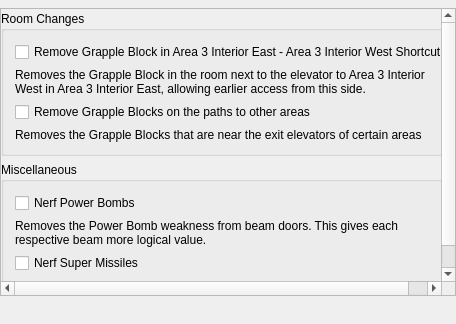
Old version of the form randovania/gui/ui_files/preset_msr_patches.ui in the repository randovania/randovania.
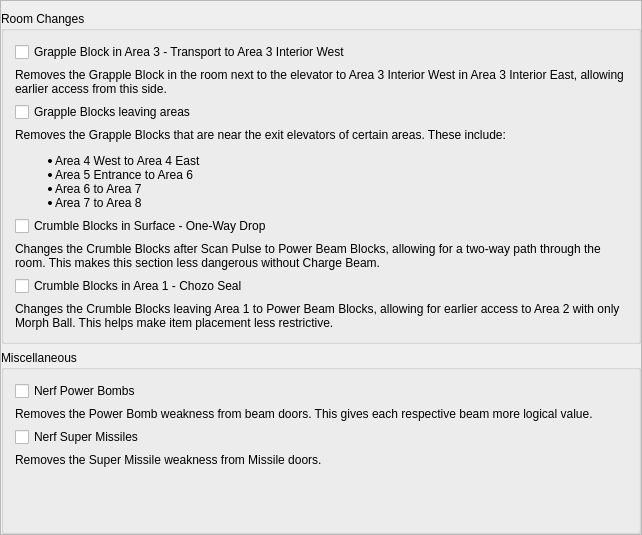
New version of the form.

Commit message: Update files to support crumble block patches

Diff of the .ui file:
```diff
--- a/randovania/gui/ui_files/preset_msr_patches.ui
+++ b/randovania/gui/ui_files/preset_msr_patches.ui
@@ -2,12 +2,15 @@
 <ui version="4.0">
  <class>PresetMSRPatches</class>
  <widget class="QMainWindow" name="PresetMSRPatches">
+  <property name="enabled">
+   <bool>true</bool>
+  </property>
   <property name="geometry">
    <rect>
     <x>0</x>
     <y>0</y>
-    <width>456</width>
-    <height>324</height>
+    <width>642</width>
+    <height>535</height>
    </rect>
   </property>
   <property name="windowTitle">
@@ -24,6 +27,9 @@
     <property name="spacing">
      <number>6</number>
     </property>
+    <property name="sizeConstraint">
+     <enum>QLayout::SetDefaultConstraint</enum>
+    </property>
     <property name="leftMargin">
      <number>0</number>
     </property>
@@ -36,22 +42,6 @@
     <property name="bottomMargin">
      <number>0</number>
     </property>
-    <item>
-     <spacer name="top_spacer">
-      <property name="orientation">
-       <enum>Qt::Vertical</enum>
-      </property>
-      <property name="sizeType">
-       <enum>QSizePolicy::Fixed</enum>
-      </property>
-      <property name="sizeHint" stdset="0">
-       <size>
-        <width>20</width>
-        <height>8</height>
-       </size>
-      </property>
-     </spacer>
-    </item>
     <item>
      <widget class="QScrollArea" name="scroll_area">
       <property name="minimumSize">
@@ -68,10 +58,16 @@
         <rect>
          <x>0</x>
          <y>0</y>
-         <width>440</width>
-         <height>278</height>
+         <width>640</width>
+         <height>533</height>
         </rect>
        </property>
+       <property name="minimumSize">
+        <size>
+         <width>0</width>
+         <height>469</height>
+        </size>
+       </property>
        <layout class="QVBoxLayout" name="scroll_layout">
         <property name="leftMargin">
          <number>0</number>
@@ -86,15 +82,31 @@
          <number>0</number>
         </property>
         <item>
-         <widget class="QGroupBox" name="unlock_group">
+         <spacer name="top_spacer">
+          <property name="orientation">
+           <enum>Qt::Vertical</enum>
+          </property>
+          <property name="sizeType">
+           <enum>QSizePolicy::Fixed</enum>
+          </property>
+          <property name="sizeHint" stdset="0">
+           <size>
+            <width>20</width>
+            <height>8</height>
+           </size>
+          </property>
+         </spacer>
+        </item>
+        <item>
+         <widget class="QGroupBox" name="environment_group">
           <property name="title">
            <string>Room Changes</string>
           </property>
-          <layout class="QVBoxLayout" name="unlock_layout">
+          <layout class="QVBoxLayout" name="verticalLayout_3">
            <item>
             <widget class="QCheckBox" name="area3_interior_shortcut_no_grapple_check">
              <property name="text">
-              <string>Remove Grapple Block in Area 3 Interior East - Area 3 Interior West Shortcut</string>
+              <string>Grapple Block in Area 3 - Transport to Area 3 Interior West</string>
              </property>
             </widget>
            </item>
@@ -111,14 +123,57 @@
            <item>
             <widget class="QCheckBox" name="elevator_grapple_blocks_check">
              <property name="text">
-              <string>Remove Grapple Blocks on the paths to other areas</string>
+              <string>Grapple Blocks leaving areas</string>
              </property>
             </widget>
            </item>
            <item>
             <widget class="QLabel" name="elevator_grapple_blocks_label">
              <property name="text">
-              <string>Removes the Grapple Blocks that are near the exit elevators of certain areas</string>
+              <string>&lt;html&gt;&lt;head/&gt;&lt;body&gt;&lt;p&gt;Removes the Grapple Blocks that are near the exit elevators of certain areas. These include:&lt;/p&gt;&lt;ul style=&quot;margin-top: 0px; margin-bottom: 0px; margin-left: 0px; margin-right: 0px; -qt-list-indent: 1;&quot;&gt;&lt;li style=&quot; margin-top:12px; margin-bottom:0px; margin-left:0px; margin-right:0px; -qt-block-indent:0; text-indent:0px;&quot;&gt;Area 4 West to Area 4 East &lt;/li&gt;&lt;li style=&quot; margin-top:0px; margin-bottom:0px; margin-left:0px; margin-right:0px; -qt-block-indent:0; text-indent:0px;&quot;&gt;Area 5 Entrance to Area 6 &lt;/li&gt;&lt;li style=&quot; margin-top:0px; margin-bottom:0px; margin-left:0px; margin-right:0px; -qt-block-indent:0; text-indent:0px;&quot;&gt;Area 6 to Area 7 &lt;/li&gt;&lt;li style=&quot; margin-top:0px; margin-bottom:12px; margin-left:0px; margin-right:0px; -qt-block-indent:0; text-indent:0px;&quot;&gt;Area 7 to Area 8 &lt;/li&gt;&lt;/ul&gt;&lt;/body&gt;&lt;/html&gt;</string>
+             </property>
+             <property name="wordWrap">
+              <bool>true</bool>
+             </property>
+            </widget>
+           </item>
+           <item>
+            <widget class="QCheckBox" name="surface_crumbles_check">
+             <property name="text">
+              <string>Crumble Blocks in Surface - One-Way Drop</string>
+             </property>
+            </widget>
+           </item>
+           <item>
+            <widget class="QLabel" name="surface_crumbles_label">
+             <property name="mouseTracking">
+              <bool>true</bool>
+             </property>
+             <property name="text">
+              <string>Changes the Crumble Blocks after Scan Pulse to Power Beam Blocks, allowing for a two-way path through the room. This makes this section less dangerous without Charge Beam.</string>
+             </property>
+             <property name="wordWrap">
+              <bool>true</bool>
+             </property>
+            </widget>
+           </item>
+           <item>
+            <widget class="QCheckBox" name="area1_crumbles_check">
+             <property name="text">
+              <string>Crumble Blocks in Area 1 - Chozo Seal</string>
+             </property>
+            </widget>
+           </item>
+           <item>
+            <widget class="QLabel" name="area1_crumbles_label">
+             <property name="mouseTracking">
+              <bool>true</bool>
+             </property>
+             <property name="text">
+              <string>Changes the Crumble Blocks leaving Area 1 to Power Beam Blocks, allowing for earlier access to Area 2 with only Morph Ball. This helps make item placement less restrictive.</string>
+             </property>
+             <property name="wordWrap">
+              <bool>true</bool>
              </property>
             </widget>
            </item>
@@ -165,6 +220,19 @@
              </property>
             </widget>
            </item>
+           <item>
+            <spacer name="verticalSpacer">
+             <property name="orientation">
+              <enum>Qt::Vertical</enum>
+             </property>
+             <property name="sizeHint" stdset="0">
+              <size>
+               <width>20</width>
+               <height>40</height>
+              </size>
+             </property>
+            </spacer>
+           </item>
           </layout>
          </widget>
         </item>
@@ -172,19 +240,6 @@
       </widget>
      </widget>
     </item>
-    <item>
-     <spacer name="verticalSpacer">
-      <property name="orientation">
-       <enum>Qt::Vertical</enum>
-      </property>
-      <property name="sizeHint" stdset="0">
-       <size>
-        <width>20</width>
-        <height>40</height>
-       </size>
-      </property>
-     </spacer>
-    </item>
    </layout>
   </widget>
  </widget>
```
Left out of the diff: 3 changed lines with no effect on the pictures. The commit also changes 9 other files.
